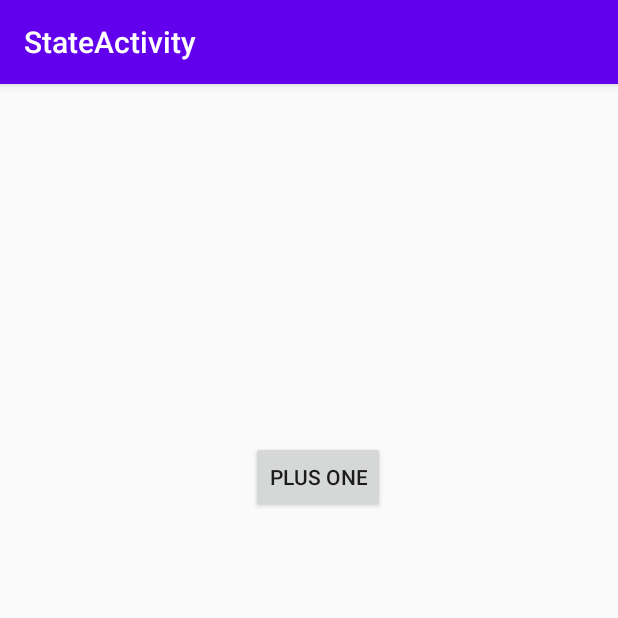
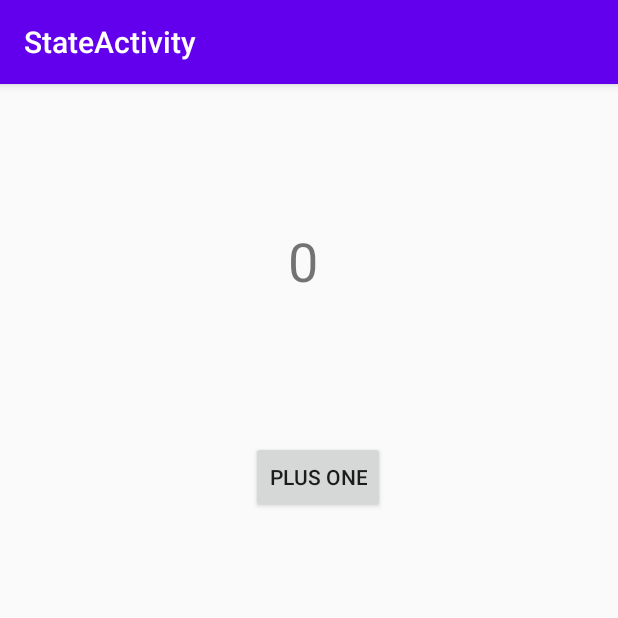
Before and after one commit to Serggithub777/android-basic-level, an Android app: the screen it shows after launch (MainActivity), on a phone screen of 412 x 824 dp, the top half of it. Run offline under Robolectric (Android 15) with nearby library versions, the phone set to English and light mode, and no system bars.

Commit message:
Create StateActivityEditText in Lessin_3

```diff
--- a/Lesson_3/StateActivity/app/src/main/AndroidManifest.xml
+++ b/Lesson_3/StateActivity/app/src/main/AndroidManifest.xml
@@ -9,6 +9,7 @@
         android:roundIcon="@mipmap/ic_launcher_round"
         android:supportsRtl="true"
         android:theme="@style/AppTheme">
+
         <activity android:name=".MainActivity">
             <intent-filter>
                 <action android:name="android.intent.action.MAIN" />
--- a/Lesson_3/StateActivity/app/src/main/java/com/example/stateactivity/MainActivity.java
+++ b/Lesson_3/StateActivity/app/src/main/java/com/example/stateactivity/MainActivity.java
@@ -1,14 +1,54 @@
 package com.example.stateactivity;
 
+import androidx.annotation.NonNull;
 import androidx.appcompat.app.AppCompatActivity;
 
 import android.os.Bundle;
+import android.view.View;
+import android.widget.Button;
+import android.widget.TextView;
+import android.widget.Toast;
 
 public class MainActivity extends AppCompatActivity {
+    private int counter;
+    private TextView text;
 
     @Override
     protected void onCreate(Bundle savedInstanceState) {
         super.onCreate(savedInstanceState);
         setContentView(R.layout.activity_main);
+        String instanceState;
+
+        if (savedInstanceState == null) {
+            instanceState = "Первый запуск!";
+        } else instanceState = "Повторный запуск!";
+        Toast.makeText(getApplicationContext(), "onCreate()" + instanceState, Toast.LENGTH_SHORT).show();
+
+        text = findViewById(R.id.textViewCounter);
+        text.setText(((Integer) counter).toString());
+        Button buttonPlus = findViewById(R.id.buttonPlus);
+        buttonPlus.setOnClickListener(new View.OnClickListener() {
+            @Override
+            public void onClick(View v) {
+                counter++;
+                text.setText(((Integer) counter).toString());
+            }
+        });
+    }
+
+    @Override
+    protected void onSaveInstanceState(@NonNull Bundle saveInstanceState) {
+        super.onSaveInstanceState(saveInstanceState);
+        Toast.makeText(getApplicationContext(), "onSaveInstanceState", Toast.LENGTH_SHORT).show();
+        saveInstanceState.putInt("Counter", counter);
+
+    }
+
+    @Override
+    protected void onRestoreInstanceState(@NonNull Bundle savedInstanceState) {
+        super.onRestoreInstanceState(savedInstanceState);
+        Toast.makeText(getApplicationContext(), "Повторный запуск! - onRestoreInstanceState()", Toast.LENGTH_SHORT).show();
+        counter = savedInstanceState.getInt("Counter");
+        text.setText(((Integer)counter).toString());
     }
 }
--- a/Lesson_3/StateActivity/app/src/main/res/layout/activity_main.xml
+++ b/Lesson_3/StateActivity/app/src/main/res/layout/activity_main.xml
@@ -20,7 +20,7 @@
         app:layout_constraintTop_toTopOf="parent" />
 
     <Button
-        android:id="@+id/button"
+        android:id="@+id/buttonPlus"
         android:layout_width="wrap_content"
         android:layout_height="wrap_content"
         android:layout_marginStart="167dp"
```
